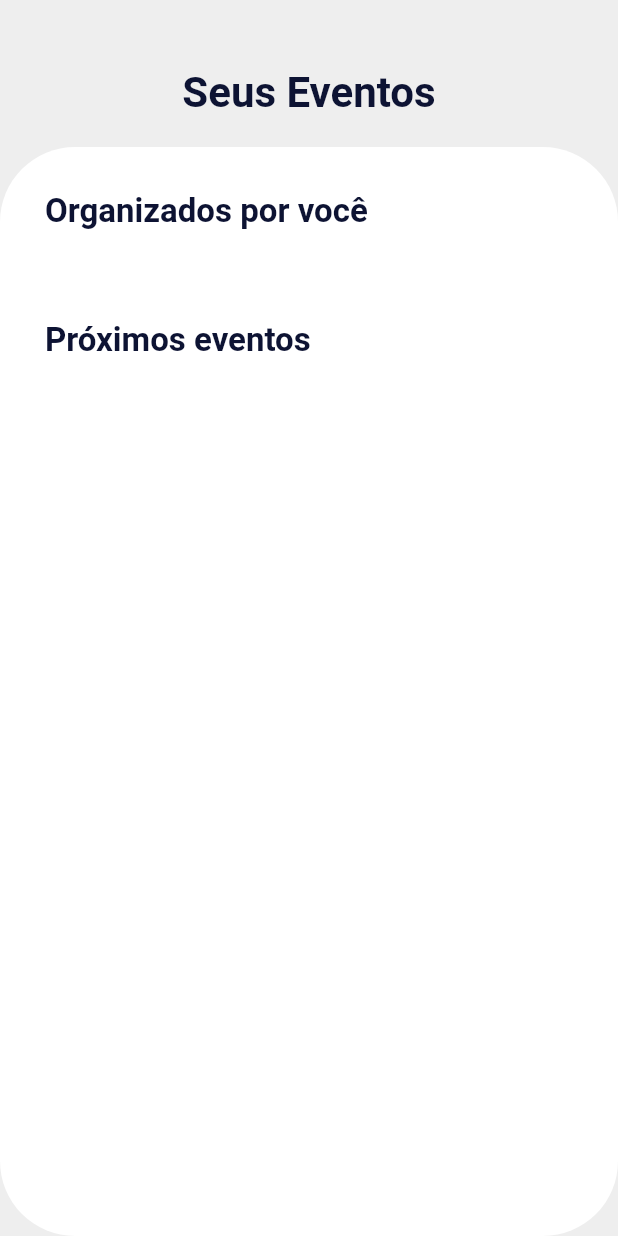
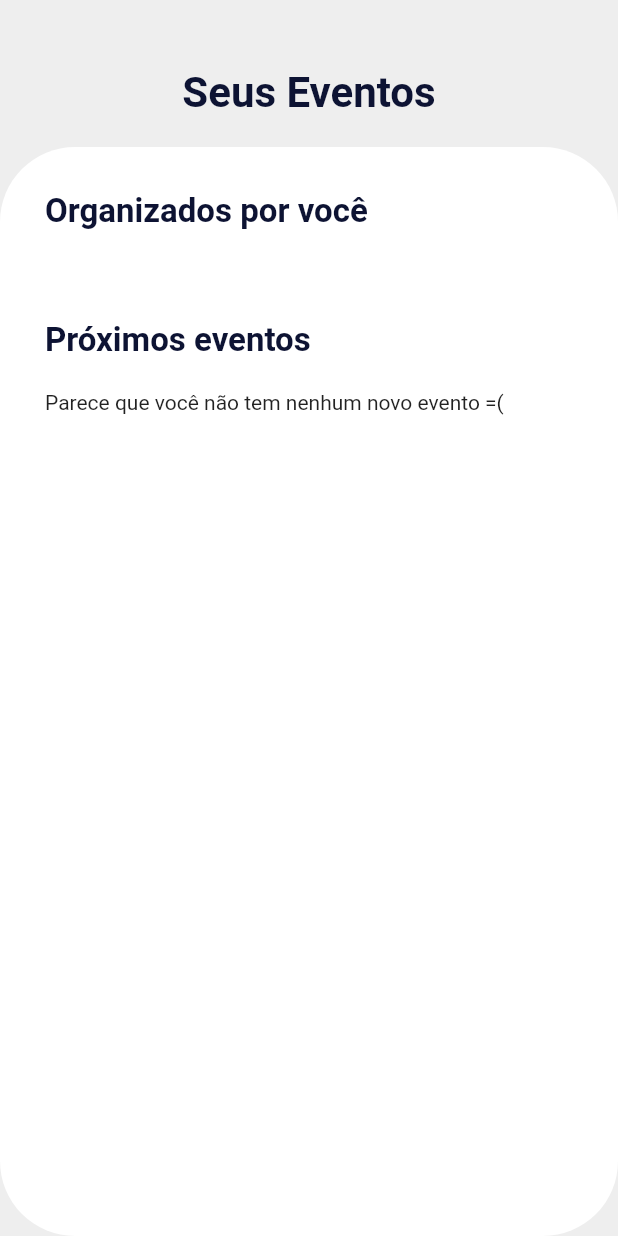
Before and after one commit to piresflp/Event-Manager, a Flutter app: the YourEvents screen opened directly, on a phone screen of 412 x 824 dp. Run offline on Flutter 3.47's test engine with Material 2 defaults, Android fonts, the phone set to English and light mode, and no system bars; our stand-ins replace cloud_firestore, firebase_auth, firebase_core, flutter_svg; accounts and stored records are empty; network calls fail.

Commit message:
Exibindo todos eventos

```diff
--- a/lib/pages/Invites/InvitesPage.dart
+++ b/lib/pages/Invites/InvitesPage.dart
@@ -3,7 +3,7 @@ import 'package:cloud_firestore/cloud_firestore.dart';
 import 'package:Even7/theme/colors.dart';
 import 'package:firebase_core/firebase_core.dart';
 import 'package:Even7/theme/styles.dart';
-import 'package:Even7/utils/Api.dart';
+import 'package:Even7/utils/API.dart';
 import 'package:flutter/material.dart';
 
 import 'ListInvites.dart';
--- a/lib/pages/Invites/ListInvites.dart
+++ b/lib/pages/Invites/ListInvites.dart
@@ -1,4 +1,4 @@
-import 'package:Even7/utils/Api.dart';
+import 'package:Even7/utils/API.dart';
 import 'package:cloud_firestore/cloud_firestore.dart';
 import 'package:flutter/material.dart';
 import 'InviteContent.dart';
--- a/lib/pages/YourEvents/Widgets/ListNextEvents.dart
+++ b/lib/pages/YourEvents/Widgets/ListNextEvents.dart
@@ -1,39 +1,43 @@
 import 'package:cloud_firestore/cloud_firestore.dart';
 import 'package:flutter/material.dart';
-import 'package:rxdart/rxdart.dart';
+import 'package:Even7/utils/API.dart';
 import '../Content/EventContent.dart';
 
 Widget listNextEvents() {
   return StreamBuilder(
-      stream: getData(),
+      stream: FirebaseFirestore.instance
+          .collection("Convites")
+          .where('idFuncionario', isEqualTo: 'JIL8fXU6qSO7ilMhyl6U0nbgvQk2')
+          .where('confirmado', isEqualTo: true)
+          .snapshots(),
       builder: (BuildContext context, AsyncSnapshot<QuerySnapshot> snapshot) {
         if (!snapshot.hasData) {
+          return Container(
+              child: Text("Parece que você não tem nenhum novo evento =("));
+        } else if (snapshot.data!.docs.length == 0) {
           return Container(
               child: Text("Parece que você não tem nenhum novo evento =("));
         } else {
           return Column(
               children: List.generate(snapshot.data!.docs.length, (index) {
-            dynamic evento = snapshot.data!.docs[index].data()!;
-            return EventContent(
-              numero: (index + 1),
-              dia: evento["dia"],
-              hora: evento["hora"],
-              nome: evento["nome"],
-            );
+            return eventItem(snapshot.data!.docs[index].data(), index);
           }));
         }
       });
 }
 
-Stream<QuerySnapshot> getData() {
-  var stream1 = FirebaseFirestore.instance
-      .collection("Eventos")
-      .where('idOrganizador', isEqualTo: "JIL8fXU6qSO7ilMhyl6U0nbgvQk2")
-      .snapshots();
-  var stream2 = FirebaseFirestore.instance
-      .collection("Convites")
-      .where('idFuncionario', isEqualTo: "JIL8fXU6qSO7ilMhyl6U0nbgvQk2")
-      .where('confirmado', isEqualTo: 'True')
-      .snapshots();
-  return stream1.mergeWith([stream2]);
+Widget eventItem(invite, index) {
+  return FutureBuilder(
+    future: Api.eventData(invite['eventoRef']),
+    builder: (BuildContext context, AsyncSnapshot<dynamic> uData) {
+      var evento = uData.data();
+      debugPrint(evento.toString());
+
+      return EventContent(
+          dia: evento['dia'],
+          hora: evento['hora'],
+          nome: evento['nome'],
+          numero: index + 1);
+    },
+  );
 }
--- a/lib/pages/YourEvents/YourEventsPage.dart
+++ b/lib/pages/YourEvents/YourEventsPage.dart
@@ -49,6 +49,8 @@ class _YourEventsState extends State<YourEvents> {
                         decoration: BoxDecoration(
                             borderRadius: BorderRadius.circular(50),
                             color: Colors.white),
+                        child: LayoutBuilder(builder: (context, constraint) {
+                          return SingleChildScrollView(
                               child: Stack(
                             children: <Widget>[
                               Padding(
@@ -77,7 +79,8 @@ class _YourEventsState extends State<YourEvents> {
                                 ),
                               ),
                             ],
-                        ),
+                          ));
+                        }),
                       ),
                     )
                   ],
```
Lines whose indentation alone changed are shown as unchanged.
